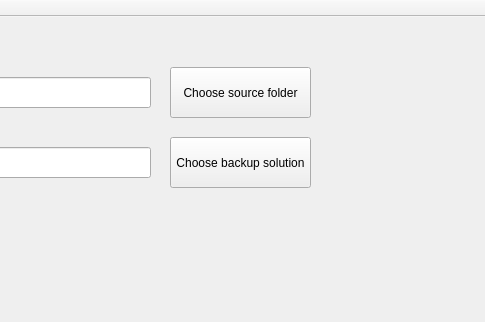
Above: FileSync/mainwidget.ui from techbearHub/FileSync before the change; both pictures show x 380 to 865 and y 0 to 322 of the 865 by 662 pixel window. Below: the same form after it.
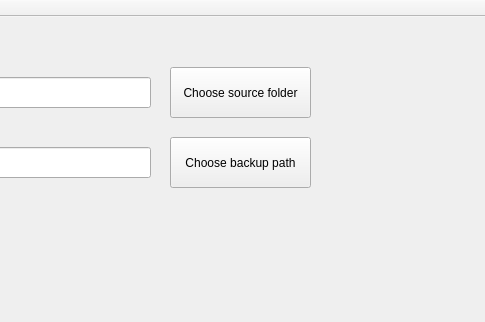
That is the form after the change.

What changed in the file:
```diff
--- a/FileSync/mainwidget.ui
+++ b/FileSync/mainwidget.ui
@@ -63,7 +63,7 @@
      </rect>
     </property>
     <property name="text">
-     <string>Choose backup solution</string>
+     <string>Choose backup path</string>
     </property>
    </widget>
    <widget class="QLineEdit" name="lineEdit">
```
Left out of the diff: 21 changed lines with no effect on the pictures.
